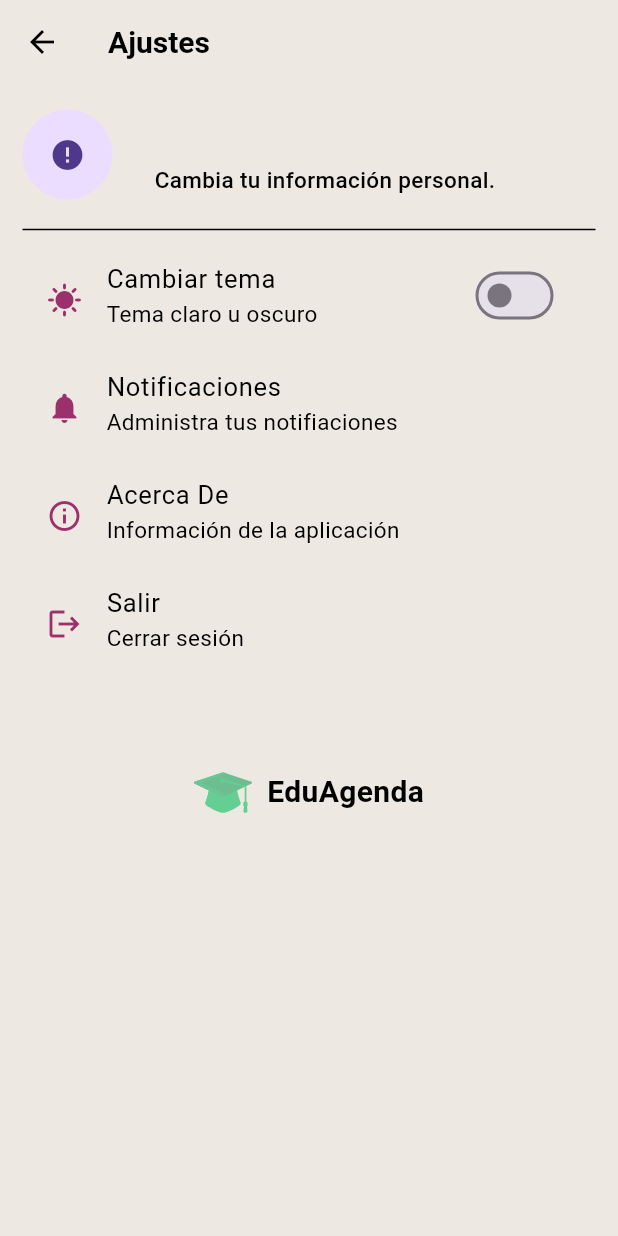
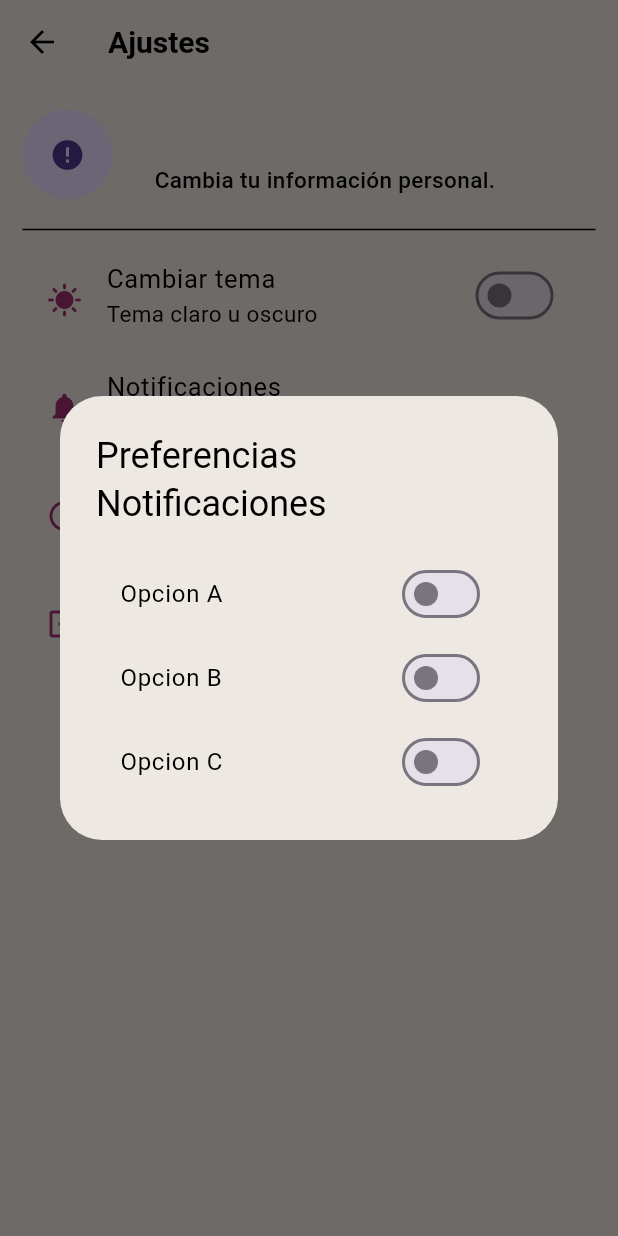
Before and after one commit to SV3xPy/CA-Mobile, a Flutter app: the SettingsScreen screen opened by its route, after a tap on "Notificaciones", on a phone screen of 412 x 824 dp. Run offline on Flutter 3.47's test engine with Material 3 defaults, Android fonts, the phone set to English and light mode, and no system bars; drawn by our look-alikes of cached_network_image; our stand-ins replace auto_size_text, cloud_firestore, firebase_auth, firebase_core, firebase_messaging, firebase_storage and 13 more; missing offline and left inert: flutter_facebook_auth, flutter_paypal_payment; accounts and stored records are empty; network calls fail.

Commit message:
Se agregan algunas limpiezas de codigo adicionales asi como tambien la interfaz preliminar de notificaciones

```diff
--- a/lib/common/widgets/tasks_widgets.dart
+++ b/lib/common/widgets/tasks_widgets.dart
@@ -67,7 +67,6 @@
             ),
             appointmentBuilder: (context, calendarAppointmentDetails) {
               final event = calendarAppointmentDetails.appointments.first;
-              print("njnjn$event");
               return Container(
                 width: calendarAppointmentDetails.bounds.width,
                 height: calendarAppointmentDetails.bounds.height,
@@ -91,7 +90,6 @@
             onTap: (calendarTapDetails) {
               if (calendarTapDetails.appointments == null) return;
               final event = calendarTapDetails.appointments!.first;
-              print("hola: $event");
               Navigator.of(context).push(
                 MaterialPageRoute(
                   builder: (context) => EventDetailsScreen(event: event),
--- a/lib/features/auth/controller/auth_controller.dart
+++ b/lib/features/auth/controller/auth_controller.dart
@@ -3,8 +3,10 @@
 import 'package:ca_mobile/models/user_model.dart';
 import 'package:firebase_auth/firebase_auth.dart';
 import 'package:flutter/material.dart';
+// ignore: depend_on_referenced_packages
 import 'package:riverpod/riverpod.dart';
 import 'dart:convert';
+// ignore: depend_on_referenced_packages
 import 'package:crypto/crypto.dart';
 
 final authControllerProvider = Provider((ref) {
--- a/lib/features/auth/screens/login_screen.dart
+++ b/lib/features/auth/screens/login_screen.dart
@@ -178,7 +178,6 @@
                                     BottomNavigation.routeName,
                                   );
                                 } else {
-                                  print("Error al iniciar sesion.");
                                   ScaffoldMessenger.of(context).showSnackBar(
                                     const SnackBar(
                                       content: Text(
@@ -248,7 +247,6 @@
                                     ),
                                   );
                                 } else {
-                                  print("Error al iniciar sesion.");
                                   ScaffoldMessenger.of(context).showSnackBar(
                                     const SnackBar(
                                       content: Text(
@@ -280,7 +278,6 @@
                                     ),
                                   );
                                 } else {
-                                  print('error al iniciar sesion');
                                   ScaffoldMessenger.of(context).showSnackBar(
                                     const SnackBar(
                                       content: Text(
@@ -313,7 +310,6 @@
                                     ),
                                   );
                                 } else {
-                                  print('error al iniciar sesion');
                                   ScaffoldMessenger.of(context).showSnackBar(
                                     const SnackBar(
                                       content: Text(
--- a/lib/features/schedule/screen/add_schedule_screen.dart
+++ b/lib/features/schedule/screen/add_schedule_screen.dart
@@ -7,9 +7,7 @@
 import 'package:ca_mobile/features/theme/provider/theme_provider.dart';
 import 'package:ca_mobile/models/schedule_model.dart';
 import 'package:ca_mobile/models/subject_model.dart';
-import 'package:flutter/cupertino.dart';
 import 'package:flutter/material.dart';
-import 'package:flutter/widgets.dart';
 import 'package:flutter_riverpod/flutter_riverpod.dart';
 import 'package:form_builder_validators/form_builder_validators.dart';
 
--- a/lib/screens/calendar_screen.dart
+++ b/lib/screens/calendar_screen.dart
@@ -67,7 +67,6 @@
           future: events,
           builder: (context, snapshot) {
             if (snapshot.hasData) {
-              print("Estoy aquí.");
               List<EventModel> events = snapshot.data!;
               return SfCalendar(
                 view: CalendarView.month,
@@ -114,7 +113,6 @@
               print("$snapshot");
               return ErrorScreen(error: "${snapshot.error}");
             }
-            print("Estoy aquí 2");
             return const Loader();
           },
         ),
--- a/lib/screens/settings_screen.dart
+++ b/lib/screens/settings_screen.dart
@@ -575,7 +575,60 @@
                 containedInkWell: true,
                 highlightShape: BoxShape.rectangle,
                 highlightColor: Colors.transparent,
-                onTap: () {},
+                onTap: () {
+                  showDialog(
+                      context: context,
+                      builder: (BuildContext context) {
+                        return AlertDialog(
+                          backgroundColor: bgDialog,
+                          title:  Text("Preferencias Notificaciones",style: TextStyle(color: txtColor)),
+                          content: Column(
+                            mainAxisSize: MainAxisSize.min,
+                            children: <Widget>[
+                              ListTile(
+                                title: Text('Opcion A',style: TextStyle(color: txtColor),),
+                                onTap: () {
+                                  //Navigator.of(context).pop();
+                                },
+                                trailing: Switch(
+                                  value: tSwitchProvider,
+                                  onChanged: (value) {
+                                    //handleSwitchChange(value);
+                                  },
+                                  activeColor: Colors.orangeAccent,
+                                ),
+                              ),
+                              ListTile(
+                                title:  Text('Opcion B',style: TextStyle(color: txtColor)),
+                                onTap: () {
+                                  //Navigator.of(context).pop();
+                                },
+                                trailing: Switch(
+                                  value: tSwitchProvider,
+                                  onChanged: (value) {
+                                    //handleSwitchChange(value);
+                                  },
+                                  activeColor: Colors.orangeAccent,
+                                ),
+                              ),
+                              ListTile(
+                                title: Text('Opcion C',style: TextStyle(color: txtColor)),
+                                onTap: () {
+                                  //Navigator.of(context).pop();
+                                },
+                                trailing: Switch(
+                                  value: tSwitchProvider,
+                                  onChanged: (value) {
+                                    //handleSwitchChange(value);
+                                  },
+                                  activeColor: Colors.orangeAccent,
+                                ),
+                              ),
+                            ],
+                          ),
+                        );
+                      });
+                },
                 child: ListTile(
                   leading: Padding(
                     padding: const EdgeInsets.only(
```
